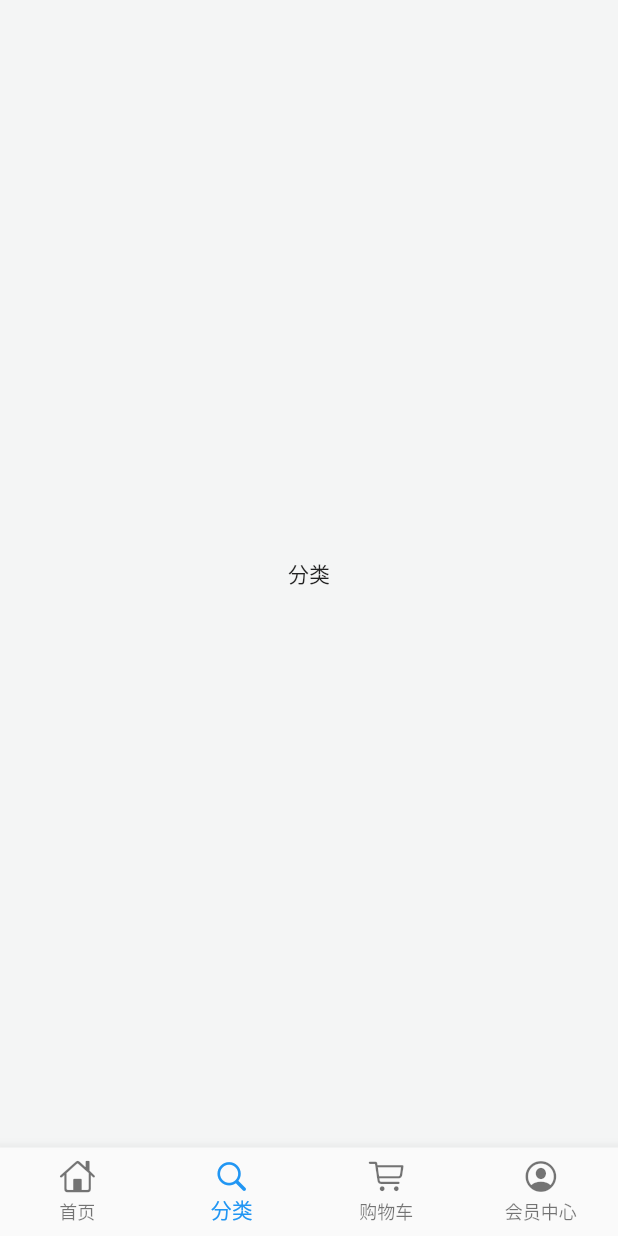
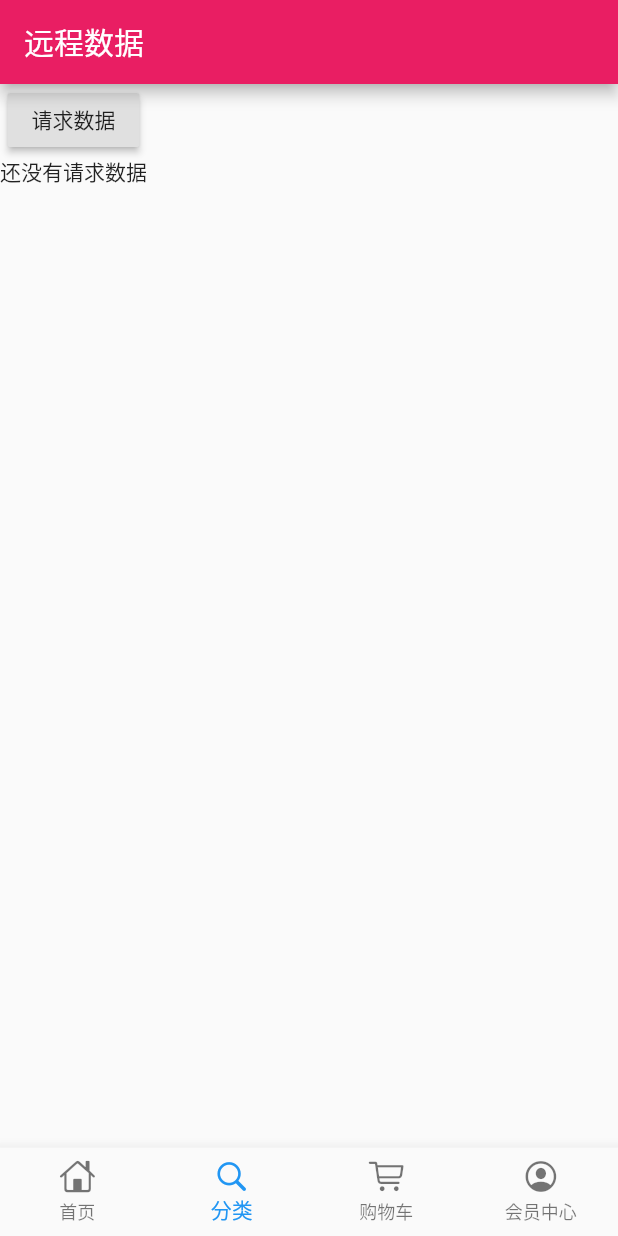
Before and after one commit to banxin/flutter_shop, a Flutter app: the screen it shows after launch, item 2 of the bottom bar chosen, on a phone screen of 412 x 824 dp. Run offline on Flutter 3.47's test engine with Material 2 defaults, Android fonts, the phone set to English and light mode, and no system bars; our stand-ins replace dio.

Commit message:
简单的get，post 请求，以及伪造请求头获取真实数据

```diff
--- /dev/null
+++ b/lib/config/http_headers.dart
@@ -0,0 +1,11 @@
+const httpHeaders = {
+  'Accept': 'application/json, text/plain, */*',
+'Accept-Encoding': 'gzip, deflate, br',
+'Accept-Language': 'zh-CN,zh;q=0.9',
+'Connection': 'keep-alive',
+'Cookie': '_ga=GA1.2.2097779540.1552015488; _gid=GA1.2.1662865434.1552015488; SERVERID=3431a294a18c59fc8f5805662e2bd51e|1552016529|1552015485; _gat=1; Hm_lvt_022f847c4e3acd44d4a2481d9187f1e6=1552015487,1552015545,1552016530; Hm_lpvt_022f847c4e3acd44d4a2481d9187f1e6=1552016530',
+'Host': 'time.geekbang.org',
+'Origin': 'https://time.geekbang.org',
+'Referer': 'https://time.geekbang.org/',
+'User-Agent': 'Mozilla/5.0 (Macintosh; Intel Mac OS X 10_14_0) AppleWebKit/537.36 (KHTML, like Gecko) Chrome/71.0.3578.98 Safari/537.36'
+};
--- a/lib/pages/category_page.dart
+++ b/lib/pages/category_page.dart
@@ -1,12 +1,75 @@
 import 'package:flutter/material.dart';
+import 'package:dio/dio.dart';
+import 'package:flutter_shop/config/http_headers.dart';
 
-class CategoryPage extends StatelessWidget {
+// class CategoryPage extends StatelessWidget {
+
+//   @override
+//   Widget build(BuildContext context) {
+
+//     return Center(
+//       child: Text('分类'),
+//     );
+//   }
+// }
+
+class CategoryPage extends StatefulWidget {
+  final Widget child;
+
+  CategoryPage({Key key, this.child}) : super(key: key);
+
+  _CategoryPageState createState() => _CategoryPageState();
+}
+
+class _CategoryPageState extends State<CategoryPage> {
+
+  String showText = '还没有请求数据';
 
   @override
   Widget build(BuildContext context) {
-
-    return Center(
-      child: Text('分类'),
+    return Container(
+       child: Scaffold(
+         appBar: AppBar(title: Text('远程数据'),),
+        body: SingleChildScrollView( // 滚动控件
+          child: Column(
+            children: <Widget>[
+              RaisedButton(
+                onPressed: (){
+                  _jike();
+                },
+                child: Text('请求数据'),
+              ),
+              Text(showText),
+            ],
+          ),
+        ),
+       ),
     );
   }
+
+  void _jike() {
+
+    print('开始向极客时间请求数据');
+
+    _getHttp().then((val) {
+      setState(() {
+        showText = val['data'].toString();
+      });
+    });
+  }
+
+  Future _getHttp() async {
+    try {
+      Response response;
+      Dio dio = new Dio();
+
+      dio.options.headers = httpHeaders;
+
+      response = await dio.get('https://time.geekbang.org/serv/v1/column/newAll');
+      print(response);
+      return response.data;
+    } catch (e) {
+      return print(e);
+    }
+  }
 }
```
